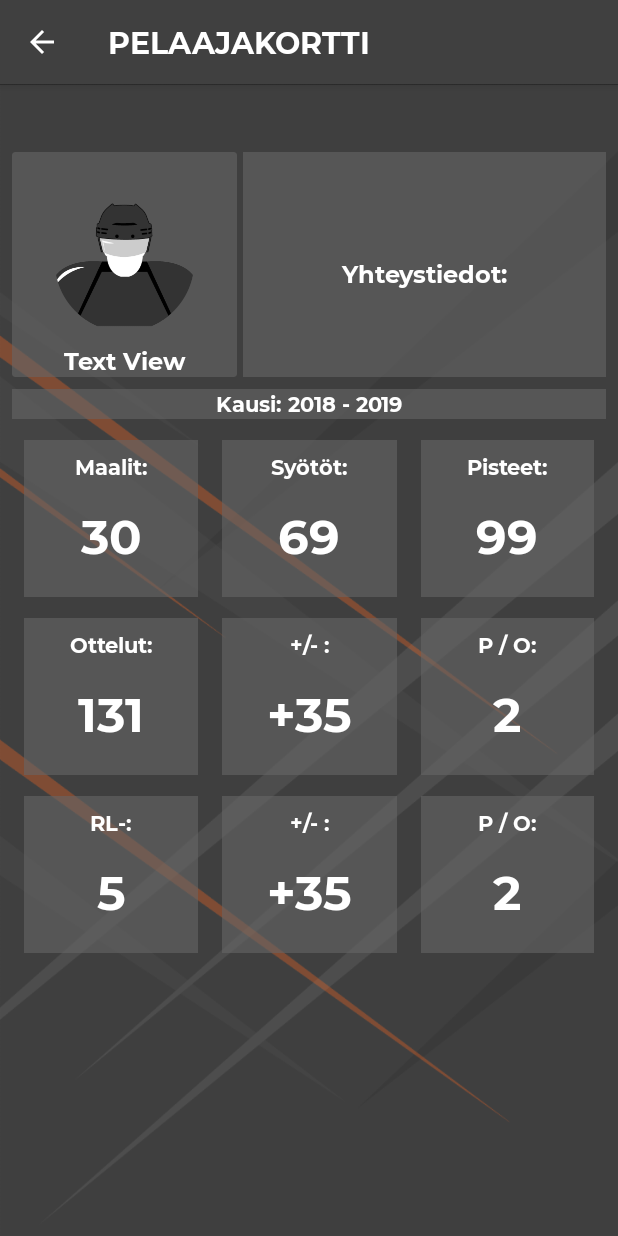
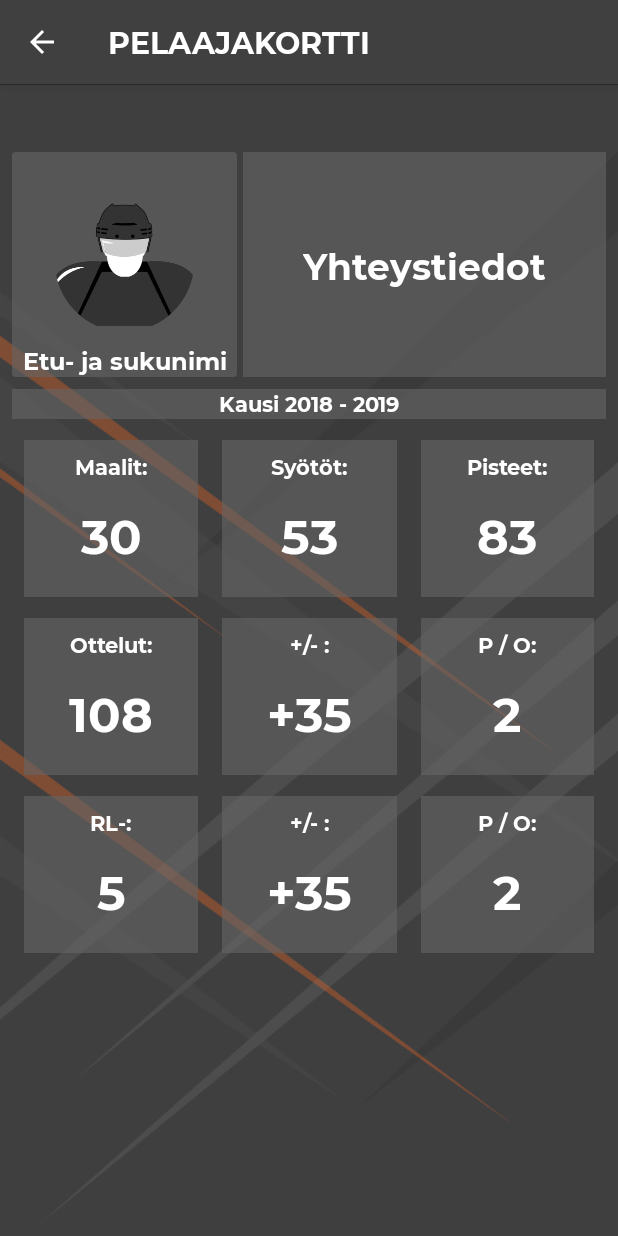
Before and after one commit to toniku/Android-Mobile-Software-Development-Project, an Android app: the PlayerCardActivity screen opened directly, with no data from a screen before it, on a phone screen of 412 x 824 dp. Run offline under Robolectric (Android 15) with nearby library versions, the phone set to English and light mode, and no system bars; 2 statements that could not run were skipped.

Commit message:
Code cleaned

```diff
--- a/app/src/main/res/layout/activity_login.xml
+++ b/app/src/main/res/layout/activity_login.xml
@@ -18,7 +18,7 @@
         android:layout_marginTop="36dp"
         android:layout_marginEnd="8dp"
         android:layout_marginBottom="8dp"
-        android:text="OMA TIESI HUIPULLE."
+        android:text="@string/company_slogan"
         android:textColor="@color/colorWhite"
         app:layout_constraintBottom_toTopOf="@+id/editTextEmail"
         app:layout_constraintEnd_toEndOf="parent"
--- a/app/src/main/res/layout/activity_playercard.xml
+++ b/app/src/main/res/layout/activity_playercard.xml
@@ -44,7 +44,7 @@
                 android:layout_width="match_parent"
                 android:layout_height="match_parent"
                 android:gravity="bottom|center"
-                android:text="Text View"
+                android:text="@string/first_and_lastname"
                 android:textAppearance="@style/TextAppearance.AppCompat"
                 android:textColor="@color/colorWhite"
                 android:textSize="16sp"
@@ -69,9 +69,9 @@
                 android:layout_width="wrap_content"
                 android:layout_height="wrap_content"
                 android:gravity="center"
-                android:text="Yhteystiedot:"
+                android:text="@string/contact_info"
                 android:textColor="@color/colorWhite"
-                android:textSize="16sp"
+                android:textSize="24sp"
                 android:textStyle="bold"
                 tools:layout_conversion_absoluteHeight="22dp"
                 tools:layout_conversion_absoluteWidth="112dp"
@@ -109,7 +109,7 @@
                 android:layout_width="wrap_content"
                 android:layout_height="wrap_content"
                 android:gravity="center"
-                android:text="0409997755"
+                android:text="040 9997 755"
                 android:textColor="@color/colorWhite"
                 android:textSize="14sp"
                 tools:layout_conversion_absoluteHeight="20dp"
@@ -130,7 +130,7 @@
         android:layout_marginTop="8dp"
         android:layout_marginEnd="8dp"
         android:background="@color/colorPrimaryDarkTransparent"
-        android:text="Kausi: 2018 - 2019"
+        android:text="@string/season_2018_2019"
         android:textAlignment="center"
         android:textColor="@color/colorWhite"
         android:textSize="14sp"
@@ -180,7 +180,7 @@
                         android:layout_marginTop="14dp"
                         android:background="@color/colorPrimaryDarkTransparent"
                         android:paddingTop="@dimen/default_gap"
-                        android:text="Maalit:"
+                        android:text="@string/playerCard_goals"
                         android:textAlignment="center"
                         android:textColor="@color/colorWhite"
                         android:textSize="14sp"
@@ -216,7 +216,7 @@
                         android:layout_marginTop="14dp"
                         android:background="@color/colorPrimaryDarkTransparent"
                         android:paddingTop="@dimen/default_gap"
-                        android:text="Syötöt:"
+                        android:text="@string/playerCard_Assists"
                         android:textAlignment="center"
                         android:textColor="@color/colorWhite"
                         android:textSize="14sp"
@@ -229,7 +229,7 @@
                         android:background="@color/colorPrimaryDarkTransparent"
                         android:paddingTop="14dp"
                         android:paddingBottom="20dp"
-                        android:text="69"
+                        android:text="53"
                         android:textAlignment="center"
                         android:textColor="@color/colorWhite"
                         android:textSize="32sp"
@@ -252,7 +252,7 @@
                         android:layout_marginTop="14dp"
                         android:background="@color/colorPrimaryDarkTransparent"
                         android:paddingTop="@dimen/default_gap"
-                        android:text="Pisteet:"
+                        android:text="@string/playerCard_points"
                         android:textAlignment="center"
                         android:textColor="@color/colorWhite"
                         android:textSize="14sp"
@@ -265,7 +265,7 @@
                         android:background="@color/colorPrimaryDarkTransparent"
                         android:paddingTop="14dp"
                         android:paddingBottom="20dp"
-                        android:text="99"
+                        android:text="83"
                         android:textAlignment="center"
                         android:textColor="@color/colorWhite"
                         android:textSize="32sp"
@@ -294,7 +294,7 @@
                         android:layout_marginTop="14dp"
                         android:background="@color/colorPrimaryDarkTransparent"
                         android:paddingTop="@dimen/default_gap"
-                        android:text="Ottelut:"
+                        android:text="@string/playerCard_games"
                         android:textAlignment="center"
                         android:textColor="@color/colorWhite"
                         android:textSize="14sp"
@@ -307,7 +307,7 @@
                         android:background="@color/colorPrimaryDarkTransparent"
                         android:paddingTop="14dp"
                         android:paddingBottom="20dp"
-                        android:text="131"
+                        android:text="108"
                         android:textAlignment="center"
                         android:textColor="@color/colorWhite"
                         android:textSize="32sp"
@@ -330,7 +330,7 @@
                         android:layout_marginTop="14dp"
                         android:background="@color/colorPrimaryDarkTransparent"
                         android:paddingTop="@dimen/default_gap"
-                        android:text="+/- :"
+                        android:text="@string/playerCard_plus_minus"
                         android:textAlignment="center"
                         android:textColor="@color/colorWhite"
                         android:textSize="14sp"
@@ -366,7 +366,7 @@
                         android:layout_marginTop="14dp"
                         android:background="@color/colorPrimaryDarkTransparent"
                         android:paddingTop="@dimen/default_gap"
-                        android:text="P / O:"
+                        android:text="@string/playerCard_p_o"
                         android:textAlignment="center"
                         android:textColor="@color/colorWhite"
                         android:textSize="14sp"
@@ -408,7 +408,7 @@
                         android:layout_marginTop="14dp"
                         android:background="@color/colorPrimaryDarkTransparent"
                         android:paddingTop="@dimen/default_gap"
-                        android:text="RL-:"
+                        android:text="@string/playerCard_penalty_shot"
                         android:textAlignment="center"
                         android:textColor="@color/colorWhite"
                         android:textSize="14sp"
@@ -444,7 +444,7 @@
                         android:layout_marginTop="14dp"
                         android:background="@color/colorPrimaryDarkTransparent"
                         android:paddingTop="@dimen/default_gap"
-                        android:text="+/- :"
+                        android:text="@string/playerCard_plus_minus"
                         android:textAlignment="center"
                         android:textColor="@color/colorWhite"
                         android:textSize="14sp"
@@ -480,7 +480,7 @@
                         android:layout_marginTop="14dp"
                         android:background="@color/colorPrimaryDarkTransparent"
                         android:paddingTop="@dimen/default_gap"
-                        android:text="P / O:"
+                        android:text="@string/playerCard_p_o"
                         android:textAlignment="center"
                         android:textColor="@color/colorWhite"
                         android:textSize="14sp"
--- a/app/src/main/res/values/strings.xml
+++ b/app/src/main/res/values/strings.xml
@@ -45,7 +45,25 @@
     <string name="reg_confirm_password">Vahvista salasana</string>
     <string name="reg_button">Rekisteröidy</string>
     <string name="reg_fill_field">Täytä kenttä!</string>
-
+    <string name="company_slogan">OMA TIESI HUIPULLE.</string>
+    <string name="own_team">Oma joukkue</string>
+    <string name="home">Koti</string>
+    <string name="guest">Vieras</string>
+    <string name="opponent">Vastustaja</string>
+    <string name="date">Päivämäärä</string>
+    <string name="first_and_lastname">Etu- ja sukunimi</string>
+    <string name="contact_info">Yhteystiedot</string>
+    <string name="season_2018_2019">Kausi 2018 - 2019</string>
+    <string name="playerCard_goals">Maalit:</string>
+    <string name="playerCard_Assists">Syötöt:</string>
+    <string name="playerCard_points">Pisteet:</string>
+    <string name="playerCard_games">Ottelut:</string>
+    <string name="playerCard_p_o">P / O:</string>
+    <string name="playerCard_plus_minus">+/- :</string>
+    <string name="playerCard_penalty_shot">RL-:</string>
+    <string name="game_fragment_goal">MAALI</string>
+    <string name="game_fragment_penalty">RANGAISTUS</string>
+    <string name="game_fragment_goal_save">TORJUNTA</string>
 
 
 </resources>
```
Also changed, not shown: app/src/main/res/layout/activity_main.xml (+5 -5 lines), app/src/main/res/layout/game_fragment.xml (+6 -6 lines).
